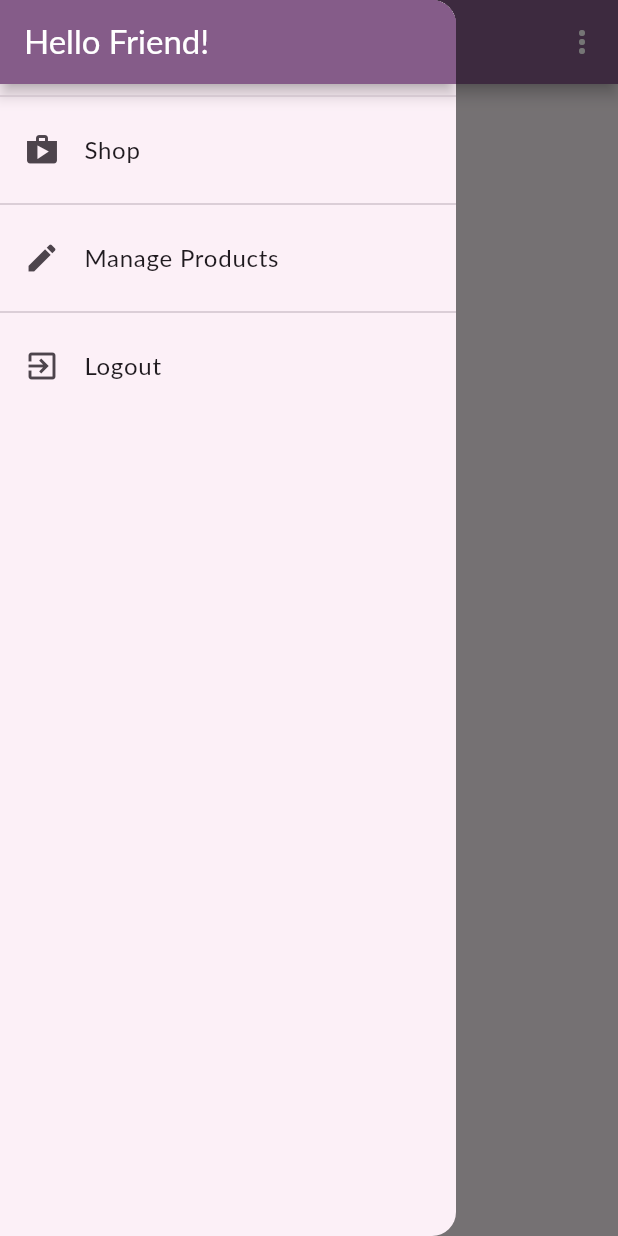
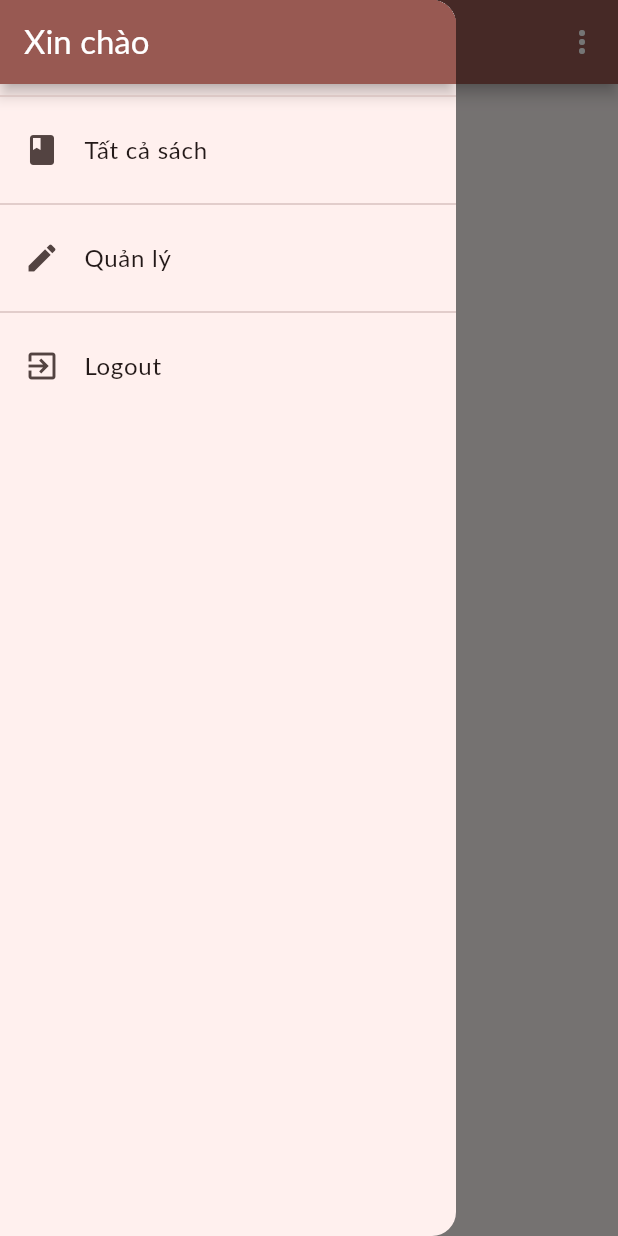
Before and after one commit to phamthieuthuongtinh/App-Review-Book, a Flutter app: the ProductsOverviewScreen screen opened by its route, with the side drawer open, on a phone screen of 412 x 824 dp. Run offline on Flutter 3.47's test engine with Material 3 defaults, Android fonts, the phone set to English and light mode, and no system bars; our stand-ins replace flutter_dotenv, shared_preferences; accounts and stored records are empty; network calls fail; Roboto replaces fonts that are missing (Lato).

Commit message:
project update

```diff
--- a/lib/main.dart
+++ b/lib/main.dart
@@ -24,7 +24,7 @@ class MyApp extends StatelessWidget {
   @override
   Widget build(BuildContext context) {
     final colorScheme = ColorScheme.fromSeed(
-      seedColor: Colors.purple,
+      seedColor: Color.fromARGB(255, 166, 23, 23),
       secondary: Colors.deepOrange,
       background: Colors.white,
       surfaceTint: Colors.grey[200],
@@ -94,7 +94,7 @@ class MyApp extends StatelessWidget {
       child: Consumer<AuthManager>(
         builder: (context, authManager, child) {
           return MaterialApp(
-            title: 'MyShop',
+            title: 'Giới Thiệu Sách',
             debugShowCheckedModeBanner: false,
             theme: themeData,
             home: authManager.isAuth ?  const ProductsOverviewScreen() : FutureBuilder(
--- a/lib/ui/products/products_grid.dart
+++ b/lib/ui/products/products_grid.dart
@@ -4,10 +4,9 @@ import 'products_manager.dart';
 import '../../models/product.dart';
 import 'package:provider/provider.dart';
 
-
 class ProductsGrid extends StatelessWidget {
   final bool showFavorites;
-  const ProductsGrid(this.showFavorites, {super.key});
+  const ProductsGrid(this.showFavorites, {Key? key}) : super(key: key);
 
   @override
   Widget build(BuildContext context) {
@@ -15,17 +14,68 @@ class ProductsGrid extends StatelessWidget {
         (productsManager) => showFavorites
             ? productsManager.favoriteItems
             : productsManager.items);
-
-    return GridView.builder(
-      padding: const EdgeInsets.all(10.0),
+    final showSlider = !showFavorites;
+    return CustomScrollView(
+      slivers: <Widget>[
+         if (showSlider) // Hiển thị slider nếu showSlider là true
+          SliverToBoxAdapter(
+            child: Padding(
+              padding: const EdgeInsets.all(8.0),
+              child: Text(
+                'Sách mới',
+                style: TextStyle(fontSize: 20, fontWeight: FontWeight.bold),
+              ),
+            ),
+          ),
+        if (showSlider) // Hiển thị slider nếu showSlider là true
+          SliverToBoxAdapter(
+            child: SizedBox(
+              height: 270,
+              child: ListView.builder(
+                padding: EdgeInsets.symmetric(vertical: 10),
+                scrollDirection: Axis.horizontal,
                 itemCount: products.length,
-      itemBuilder: (ctx, i) => ProductGridTile(products[i]),
+                itemBuilder: (ctx, index) {
+                  return Container(
+                    decoration: BoxDecoration(
+                      border: Border.all(color: const Color.fromARGB(255, 7, 0, 0)),
+                      borderRadius: BorderRadius.circular(10),
+                    ),
+                    margin: EdgeInsets.symmetric(horizontal: 5),
+                    width: 167,
+                    child: Image.network(
+                      products[index].imageUrl,
+                      fit: BoxFit.cover,
+                    ),
+                  );
+                },
+              ),
+            ),
+          ),
+        SliverToBoxAdapter(
+          child: Padding(
+            padding: const EdgeInsets.all(8.0),
+            child: Text(
+              'Tất cả sách',
+              style: TextStyle(fontSize: 20, fontWeight: FontWeight.bold),
+            ),
+          ),
+        ),
+        SliverGrid(
           gridDelegate: const SliverGridDelegateWithFixedCrossAxisCount(
             crossAxisCount: 2,
             childAspectRatio: 3 / 4,
             crossAxisSpacing: 10,
             mainAxisSpacing: 10,
           ),
+          delegate: SliverChildBuilderDelegate(
+            (BuildContext context, int index) {
+              return ProductGridTile(products[index]);
+            },
+            childCount: products.length,
+          ),
+        ),
+      ],
     );
   }
 }
--- a/lib/ui/products/products_overview_screen.dart
+++ b/lib/ui/products/products_overview_screen.dart
@@ -29,7 +29,7 @@ class _ProductsOverviewScreenState extends State<ProductsOverviewScreen> {
   Widget build(BuildContext context) {
     return Scaffold(
       appBar: AppBar(
-        title: const Text('MyShop'),
+        title: const Text('Giới Thiệu Sách'),
         actions: <Widget>[
           ProductFilterMenu(
             onFilterSelected: (filter) {
@@ -81,11 +81,11 @@ class ProductFilterMenu extends StatelessWidget {
       itemBuilder: (ctx) => [
         const PopupMenuItem(
           value: FilterOptions.favorites,
-          child: Text('Only Favorites'),
+          child: Text('Yêu thích'),
         ),
         const PopupMenuItem(
           value: FilterOptions.all,
-          child: Text('Show all'),
+          child: Text('Tất cả'),
         ),
       ],
     );
--- a/lib/ui/shared/app_drawer.dart
+++ b/lib/ui/shared/app_drawer.dart
@@ -13,13 +13,13 @@ class AppDrawer extends StatelessWidget{
       child: Column(
         children: <Widget>[
           AppBar(
-            title: const Text('Hello Friend!'),
+            title: const Text('Xin chào'),
             automaticallyImplyLeading: false,
           ),
           const Divider(),
           ListTile(
-            leading: const Icon(Icons.shop),
-            title: const Text('Shop'),
+            leading: const Icon(Icons.book),
+            title: const Text('Tất cả sách'),
             onTap: (){
               Navigator.of(context).pushReplacementNamed('/');
             },
@@ -35,7 +35,7 @@ class AppDrawer extends StatelessWidget{
           const Divider(),
           ListTile(
             leading: const Icon(Icons.edit),
-            title: const Text('Manage Products'),
+            title: const Text('Quản lý'),
             onTap: (){
               Navigator.of(context).pushReplacementNamed(UserProductsScreen.routeName);
             },
```
Also changed, not shown: lib/ui/auth/app_banner.dart (+21 -12 lines), lib/ui/products/product_detail_screen.dart (+29 -77 lines), lib/ui/products/product_grid_tile.dart (+38 -43 lines). Lines whose indentation alone changed are shown as unchanged.
